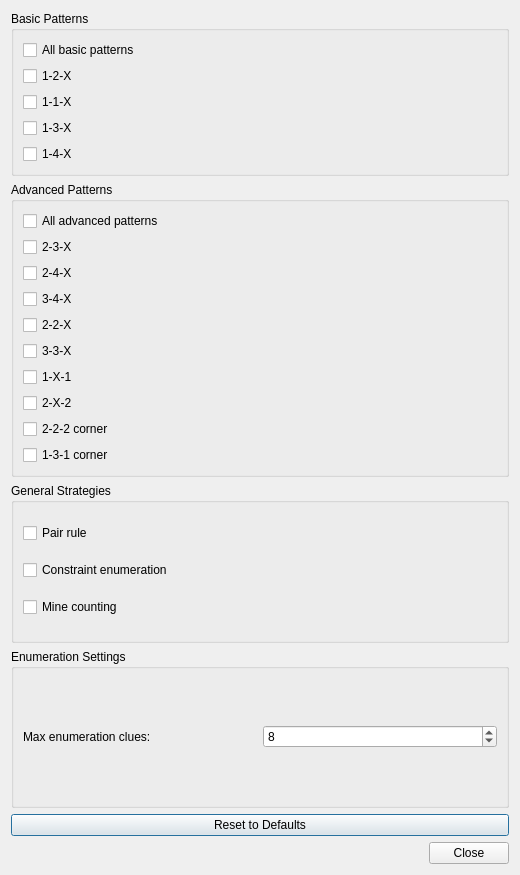
Bollos00/LibreMines, file src/advancedsolveroptionsdialog.ui: the form before one commit.
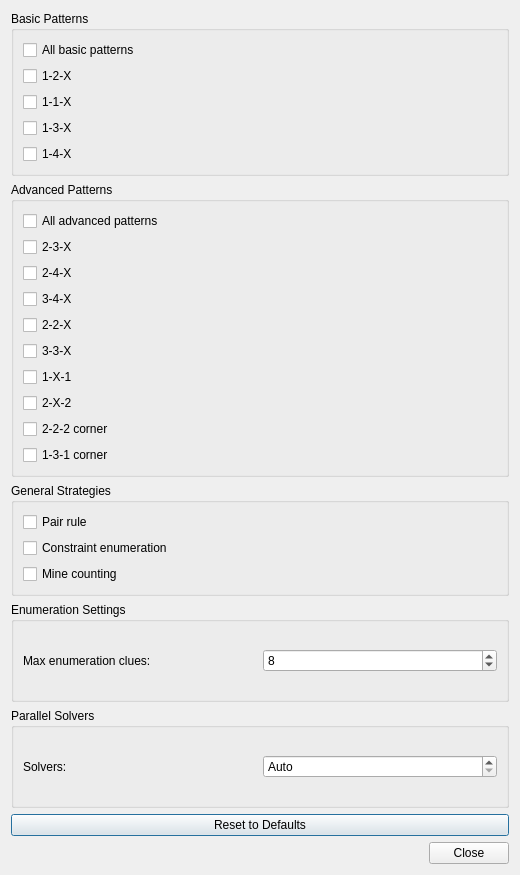
The form after the commit.

Commit message: added test statistcs of the solver; calculate the number of solvers from the probability of finding a solvable board

The edit to the form file:
```diff
--- a/src/advancedsolveroptionsdialog.ui
+++ b/src/advancedsolveroptionsdialog.ui
@@ -265,6 +265,44 @@
      </layout>
     </widget>
    </item>
+   <item>
+    <widget class="QGroupBox" name="gbParallelSolvers">
+     <property name="title">
+      <string>Parallel Solvers</string>
+     </property>
+     <layout class="QHBoxLayout" name="horizontalLayoutSolvers">
+      <item>
+       <widget class="QLabel" name="labelSolversCount">
+        <property name="toolTip">
+         <string>Number of solver threads racing to find a solvable No Guess board. Dense boards produce solvable layouts more rarely, so more solvers run in parallel for them. The maximum is the number of CPU cores.</string>
+        </property>
+        <property name="text">
+         <string>Solvers:</string>
+        </property>
+       </widget>
+      </item>
+      <item>
+       <widget class="QSpinBox" name="sbSolversCount">
+        <property name="toolTip">
+         <string>Number of parallel solver threads. Auto derives the value from the board mine density, capped by the number of CPU cores.</string>
+        </property>
+        <property name="specialValueText">
+         <string>Auto</string>
+        </property>
+        <property name="minimum">
+         <number>0</number>
+        </property>
+        <property name="maximum">
+         <number>64</number>
+        </property>
+        <property name="value">
+         <number>0</number>
+        </property>
+       </widget>
+      </item>
+     </layout>
+    </widget>
+   </item>
    <item>
     <layout class="QHBoxLayout" name="horizontalLayoutButtons">
      <item>
```
The commit also changes 23 other files.
